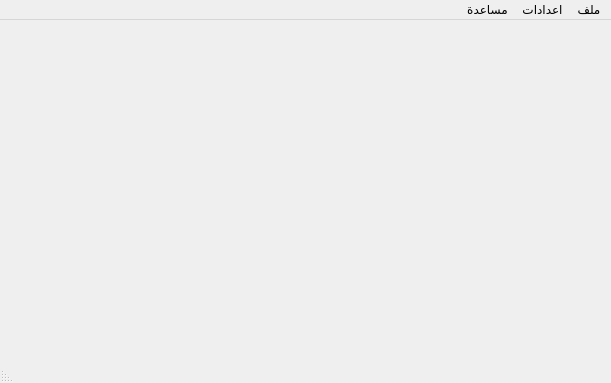
This is src/mainwindow.ui in boussouira/moltaqa as Qt 5 draws it before an edit. The edited form follows.
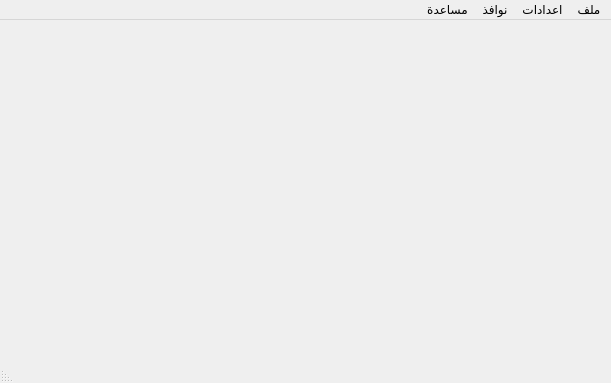
This is the edited form. Icons and pictures are not drawn.

What changed in the file:
```diff
--- a/src/mainwindow.ui
+++ b/src/mainwindow.ui
@@ -73,8 +73,14 @@
     </property>
     <addaction name="actionSettings"/>
    </widget>
+   <widget class="QMenu" name="menuWindow">
+    <property name="title">
+     <string>نوافذ</string>
+    </property>
+   </widget>
    <addaction name="menuFile"/>
    <addaction name="menu"/>
+   <addaction name="menuWindow"/>
    <addaction name="menuHelp"/>
   </widget>
   <widget class="QStatusBar" name="statusBar"/>
```
Left out of the diff: 6 changed lines with no effect on the pictures.
